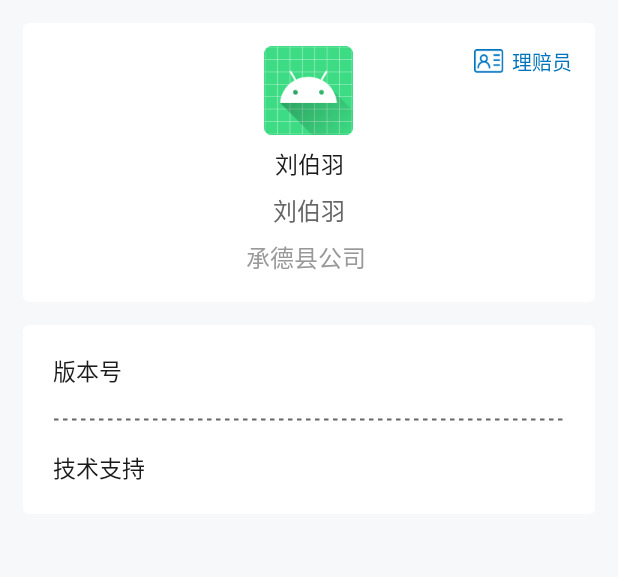
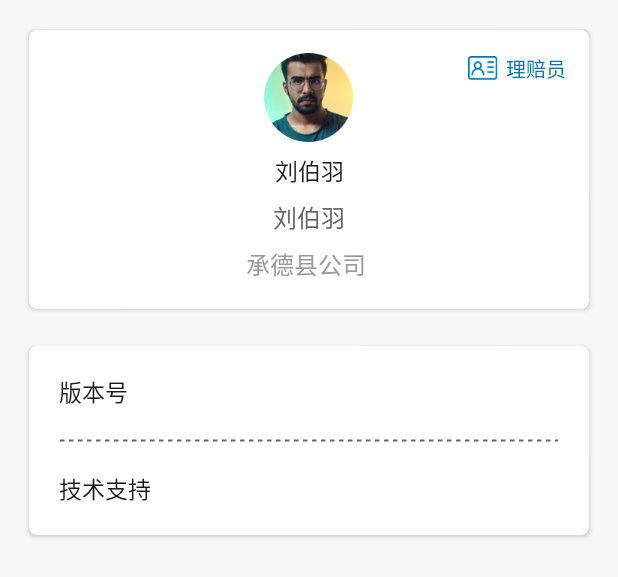
Before and after one commit to Bob-liuboyu/HuiNongKit, an Android app: the layout main_fragment_mine.xml on its own in the app's theme, with its tools: preview values and no code run, on a phone screen of 412 x 824 dp. Shown: the top 577 px of the screen. Run offline under Robolectric (Android 15) with nearby library versions, the phone set to English and light mode, and no system bars.

Commit message:
样式微调

```diff
--- /dev/null
+++ b/app/src/main/res/drawable/main_tab_mine.xml
@@ -0,0 +1,5 @@
+<?xml version="1.0" encoding="utf-8"?>
+<selector xmlns:android="http://schemas.android.com/apk/res/android">
+    <item android:drawable="@mipmap/icon_wode_select" android:state_selected="true" />
+    <item android:drawable="@mipmap/icon_wode_unselect" android:state_selected="false" />
+</selector>
--- a/app/src/main/res/layout/main_fragment_mine.xml
+++ b/app/src/main/res/layout/main_fragment_mine.xml
@@ -1,5 +1,6 @@
 <?xml version="1.0" encoding="utf-8"?>
 <layout xmlns:android="http://schemas.android.com/apk/res/android"
+    xmlns:app="http://schemas.android.com/apk/res-auto"
     xmlns:tools="http://schemas.android.com/tools">
 
     <data>
@@ -12,15 +13,22 @@
     <LinearLayout
         android:layout_width="match_parent"
         android:layout_height="match_parent"
-        android:background="#F6F8FA"
+        android:background="#f6f8f5"
         android:orientation="vertical">
 
+        <android.support.v7.widget.CardView
+            android:layout_width="match_parent"
+            android:layout_height="wrap_content"
+            android:layout_gravity="center_horizontal"
+            android:layout_margin="@dimen/arch_dp_15"
+            app:cardBackgroundColor="@color/white"
+            app:cardCornerRadius="5dp"
+            app:cardPreventCornerOverlap="true"
+            app:cardUseCompatPadding="true">
 
             <FrameLayout
                 android:layout_width="match_parent"
-            android:layout_height="wrap_content"
-            android:layout_margin="@dimen/arch_dp_15"
-            android:background="@drawable/arch_bg_dialog">
+                android:layout_height="wrap_content">
 
                 <LinearLayout
                     android:layout_width="match_parent"
@@ -34,7 +42,7 @@
                         android:layout_width="@dimen/arch_dp_59"
                         android:layout_height="@dimen/arch_dp_59"
                         android:layout_marginTop="15dp"
-                    android:src="@mipmap/ic_launcher" />
+                        android:src="@mipmap/head" />
 
                     <TextView
                         android:id="@+id/tv_name"
@@ -83,16 +91,25 @@
                     android:textColor="#0073BC"
                     android:textSize="@dimen/arch_dp_13" />
             </FrameLayout>
+        </android.support.v7.widget.CardView>
+
+        <android.support.v7.widget.CardView
+            android:layout_width="match_parent"
+            android:layout_height="wrap_content"
+            android:layout_gravity="center_horizontal"
+            android:layout_marginLeft="@dimen/arch_dp_15"
+            android:layout_marginRight="@dimen/arch_dp_15"
+            app:cardBackgroundColor="@color/white"
+            app:cardCornerRadius="5dp"
+            app:cardPreventCornerOverlap="true"
+            app:cardUseCompatPadding="true">
 
             <LinearLayout
                 android:layout_width="match_parent"
                 android:layout_height="wrap_content"
-            android:layout_marginLeft="@dimen/arch_dp_15"
-            android:layout_marginRight="@dimen/arch_dp_15"
+                android:orientation="vertical"
                 android:paddingLeft="@dimen/arch_dp_20"
-            android:paddingRight="@dimen/arch_dp_20"
-            android:background="@drawable/arch_bg_dialog"
-            android:orientation="vertical">
+                android:paddingRight="@dimen/arch_dp_20">
 
                 <TextView
                     android:id="@+id/tv_version"
@@ -117,5 +134,6 @@
                     android:textSize="15sp"
                     tools:text="技术支持" />
             </LinearLayout>
+        </android.support.v7.widget.CardView>
     </LinearLayout>
 </layout>
--- a/arch_repo/src/main/java/com/project/arch_repo/widget/titlebar/TokenTitleBar.java
+++ b/arch_repo/src/main/java/com/project/arch_repo/widget/titlebar/TokenTitleBar.java
@@ -16,7 +16,7 @@ public class TokenTitleBar extends TitleBar {
 
     public TokenTitleBar(Action backAction) {
         //默认
-        this.setTitleBarBackground(new ColorDrawable(0xFFFFFF));
+        this.setTitleBarBackground(new ColorDrawable(0xFFFFFFFF));
         this.setTitleBarHeight(DensityUtil.dip2px(44));
         this.setTitleBarLeftIcon(R.mipmap.arch_ic_title_back, backAction);
     }
--- a/module_user/src/main/AndroidManifest.xml
+++ b/module_user/src/main/AndroidManifest.xml
@@ -4,6 +4,7 @@
 
     <application>
         <activity
+            android:theme="@style/arch_Theme.AppCompat.Light.NoActionBar.FullScreen"
             android:name=".LoginActivity"
             android:screenOrientation="portrait" />
 
```
Also changed, not shown: app/src/main/AndroidManifest.xml (+5 -4 lines), app/src/main/java/com/project/huinongkit/MainActivity.java (+21 -3 lines), app/src/main/res/layout/main_activity_main.xml (+40 -18 lines), module_user/src/main/java/com/project/user/ResetPwdActivity.java (+12 -5 lines), app/src/main/res/mipmap-xhdpi/head.png (added), app/src/main/res/mipmap-xhdpi/icon_add.png, app/src/main/res/mipmap-xhdpi/mian_bottom_bg.png (added). Lines whose indentation alone changed are shown as unchanged.
